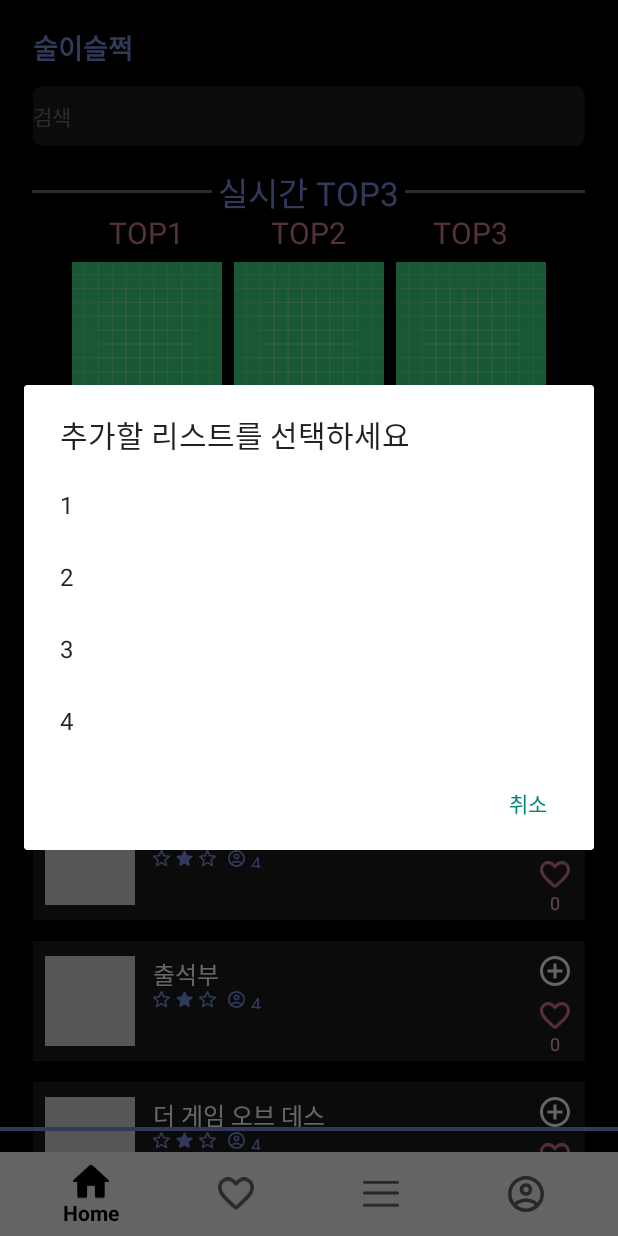
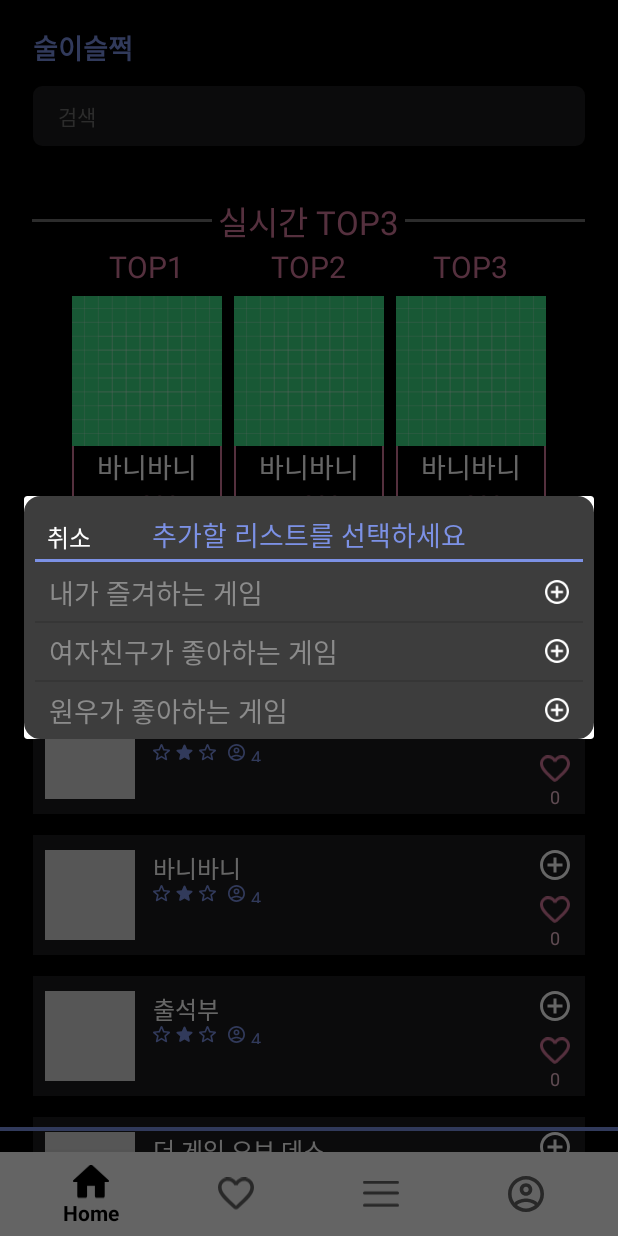
Before and after one commit to oh-gamja/Konkuk_Hackathon_Orchestra, an Android app: the fragment HomeFragment placed in its activity, after a tap on an icon or button, on a phone screen of 412 x 824 dp. Run offline under Robolectric (Android 15) with nearby library versions, the phone set to English and light mode, and no system bars; libraries missing offline, so code that uses them is left out: com.kakao.sdk.

Commit message:
08-15 04:02 홈화면 배치 90% 완료. 필터 선택 후 선택한 필터가 보일 영역 확보 및 좋아요 누를 시 텍스트 색 변경, dialog 재사용 가능케 구현 필요.

```diff
--- /dev/null
+++ b/frontend/app/src/main/java/com/example/ohgamja_frontend/ui/CustomToast.kt
@@ -0,0 +1,19 @@
+package com.example.ohgamja_frontend.ui
+
+import android.content.Context
+import android.view.LayoutInflater
+import android.widget.TextView
+import android.widget.Toast
+import com.example.ohgamja_frontend.R
+
+class CustomToast(context: Context, message: String) : Toast(context) {
+
+    init {
+        val view = LayoutInflater.from(context).inflate(R.layout.layout_toast, null)
+        view.findViewById<TextView>(R.id.text_toast).apply {
+            text = message
+        }
+        setView(view)
+        duration = Toast.LENGTH_SHORT
+    }
+}
--- /dev/null
+++ b/frontend/app/src/main/java/com/example/ohgamja_frontend/ui/ListviewAdapter.kt
@@ -0,0 +1,34 @@
+package com.example.ohgamja_frontend.ui
+
+import android.view.LayoutInflater
+import android.view.View
+import android.view.ViewGroup
+import android.widget.BaseAdapter
+import android.widget.TextView
+import com.example.ohgamja_frontend.R
+
+class ListviewAdapter(val List : MutableList<String>) : BaseAdapter() {
+    override fun getCount(): Int {
+        return List.size
+    }
+
+    override fun getItem(p0: Int): Any {
+        return List[p0]
+    }
+
+    override fun getItemId(p0: Int): Long {
+        return p0.toLong()
+    }
+
+    override fun getView(p0: Int, p1: View?, p2: ViewGroup?): View {
+        var convertView = p1
+        if(convertView == null){
+            convertView = LayoutInflater.from(p2?.context).inflate(R.layout.listview_item,p2,false)
+        }
+
+        var title = convertView!!.findViewById<TextView>(R.id.title)
+        title.text = List[p0]
+
+        return convertView!!
+    }
+}
--- a/frontend/app/src/main/java/com/example/ohgamja_frontend/ui/RVAdapter.kt
+++ b/frontend/app/src/main/java/com/example/ohgamja_frontend/ui/RVAdapter.kt
@@ -14,14 +14,24 @@ import androidx.recyclerview.widget.RecyclerView
 import com.example.ohgamja_frontend.R
 import org.w3c.dom.Text
 
-class RVAdapter(val fragment: Fragment, val context: Context, val items : MutableList<RecyclerviewModel>) : RecyclerView.Adapter<RVAdapter.ViewHolder>() {
+class RVAdapter(val fragment: Fragment, val context: Context, val items : MutableList<RecyclerviewModel>, var mBulider : AlertDialog.Builder, var listvw : View) : RecyclerView.Adapter<RVAdapter.ViewHolder>() {
     override fun onCreateViewHolder(parent: ViewGroup, viewType: Int): RVAdapter.ViewHolder {
         val view = LayoutInflater.from(parent.context).inflate(R.layout.rv_item,parent,false)
 
         return ViewHolder(view)
     }
+    interface ItemClick {
+        fun onClick(view : View, position: Int)
+    }
+    var itemClick : ItemClick? = null
 
     override fun onBindViewHolder(holder: RVAdapter.ViewHolder, position: Int) {
+        if(itemClick != null){
+            holder.itemView.setOnClickListener { v->
+                itemClick?.onClick(v,position)
+            }
+
+        }
         holder.bindItems(items[position])
     }
 
@@ -35,47 +45,21 @@ class RVAdapter(val fragment: Fragment, val context: Context, val items : Mutabl
             val rv_like = itemView.findViewById<ImageView>(R.id.likeBtn)
             val rv_list = itemView.findViewById<ImageView>(R.id.listBtn)
 
-
-
             var likeChance = false
 
-            var anyArray = arrayOf<String>("1","2","3","4")
-
-            var mDialogView = LayoutInflater.from(context).inflate(R.layout.dialog,null)
-            var mBuilder = AlertDialog.Builder(context)
-                .setView(mDialogView)
-                .setNegativeButton("취소", object : DialogInterface.OnClickListener {
-                    override fun onClick(dialog: DialogInterface, which: Int) {
-
-                    }
-                })
-                .setTitle("추가할 리스트를 선택하세요")
-                .setItems(anyArray){
-                        p0,p1 ->
-                    Toast.makeText(context,"gd",Toast.LENGTH_LONG).show()
-                }
-
-
-            if(mDialogView != null) {
-                mDialogView = null
+            rv_list.setOnClickListener {
+                mBulider.show()
             }
-            mBuilder.setView(mDialogView)
-
-
-            rv_list.setOnClickListener {
-                val mAlertDialog = mBuilder.show()
-            }
-
-
 
 
             rv_like.setOnClickListener {
                 if(likeChance == false){
-                    rv_like.setImageResource(R.drawable.ic_star_filled)
+                    rv_like.setImageResource(R.drawable.ic_like_heart_filled)
                     likeChance = true
+                    showToastMessage()
                 }
                 else if(likeChance == true){
-                    rv_like.setImageResource(R.drawable.ic_star_empty)
+                    rv_like.setImageResource(R.drawable.ic_like_heart_empty)
                     likeChance = false
                 }
             }
@@ -83,4 +67,8 @@ class RVAdapter(val fragment: Fragment, val context: Context, val items : Mutabl
             rv_title.text = item.itemTitle
         }
     }
+    private fun showToastMessage() {
+        CustomToast(context, "좋아요 목록에 추가되었습니다").show()
+    }
+
 }
--- a/frontend/app/src/main/java/com/example/ohgamja_frontend/ui/home/HomeFragment.kt
+++ b/frontend/app/src/main/java/com/example/ohgamja_frontend/ui/home/HomeFragment.kt
@@ -1,16 +1,21 @@
 package com.example.ohgamja_frontend.ui.home
 
+import android.app.AlertDialog
 import android.os.Bundle
 import android.view.LayoutInflater
 import android.view.View
 import android.view.ViewGroup
+import android.widget.ListView
 import android.widget.TextView
+import android.widget.Toast
 import androidx.fragment.app.Fragment
 import androidx.lifecycle.ViewModelProvider
 import androidx.recyclerview.widget.LinearLayoutManager
 import androidx.recyclerview.widget.RecyclerView
 import com.example.ohgamja_frontend.MainActivity
+import com.example.ohgamja_frontend.R
 import com.example.ohgamja_frontend.databinding.FragmentHomeBinding
+import com.example.ohgamja_frontend.ui.ListviewAdapter
 import com.example.ohgamja_frontend.ui.RVAdapter
 import com.example.ohgamja_frontend.ui.RecyclerviewModel
 
@@ -24,6 +29,24 @@ class HomeFragment : Fragment() {
         binding = FragmentHomeBinding.inflate(inflater, container, false)
 
         var items = mutableListOf<RecyclerviewModel>()
+
+        var listvw = LayoutInflater.from(requireContext()).inflate(R.layout.dialog,null)
+
+
+        val list_item = mutableListOf<String>()
+
+        list_item.add("내가 즐겨하는 게임")
+        list_item.add("여자친구가 좋아하는 게임")
+        list_item.add("원우가 좋아하는 게임")
+
+        val listAdapter = ListviewAdapter(list_item)
+
+        val listview = listvw.findViewById<ListView>(R.id.mainListView)
+
+        listview.adapter = listAdapter
+
+        val mBuilder = AlertDialog.Builder(requireContext())
+            .setView(listvw)
 
         items.add(
             RecyclerviewModel(
@@ -60,14 +83,24 @@ class HomeFragment : Fragment() {
                 "도박",
                 "8")
         )
-        //1231232131
         val rv = binding.rv
-        val rvAdapter = RVAdapter(this,requireContext(),items)
+        val rvAdapter = RVAdapter(this,requireContext(),items, mBuilder,listvw)
         val mainActivity = activity as MainActivity
 
         rv.adapter = rvAdapter
         rv.layoutManager = LinearLayoutManager(activity)
 
+        rvAdapter.itemClick = object : RVAdapter.ItemClick{
+            override fun onClick(view: View, position: Int) {
+
+            }
+            private fun check(){
+                if(listvw != null){
+                    listvw = null
+                }
+            }
+        }
+
         return binding.root
     }
 
--- a/frontend/app/src/main/java/com/example/ohgamja_frontend/ui/mypage/MypageFragment.kt
+++ b/frontend/app/src/main/java/com/example/ohgamja_frontend/ui/mypage/MypageFragment.kt
@@ -24,9 +24,12 @@ class MypageFragment : Fragment() {
     ): View {
         binding = FragmentMypageBinding.inflate(inflater, container, false)
 
+
+
         return binding.root
     }
 
+    /*
     private fun addKakaoLogin() {
         val callback: (OAuthToken?, Throwable?) -> Unit = { token, error ->
             if (error != null) {
@@ -61,5 +64,7 @@ class MypageFragment : Fragment() {
             UserApiClient.instance.loginWithKakaoAccount(requireContext(), callback = callback)
         }
     }
+    */
+
 
 }
--- /dev/null
+++ b/frontend/app/src/main/res/drawable/radius1.xml
@@ -0,0 +1,12 @@
+<?xml version="1.0" encoding="utf-8"?>
+<shape xmlns:android="http://schemas.android.com/apk/res/android"
+    android:shape="rectangle" android:padding = "10dp">
+    <solid android:color="@color/gray500"></solid>
+    <corners
+        android:bottomRightRadius="10dp"
+        android:bottomLeftRadius="10dp"
+        android:topLeftRadius="10dp"
+        android:topRightRadius="10dp"></corners>
+    <stroke android:width="1dp"
+        android:color="@color/gray500"></stroke>
+</shape>
--- /dev/null
+++ b/frontend/app/src/main/res/drawable/radius4.xml
@@ -0,0 +1,12 @@
+<?xml version="1.0" encoding="utf-8"?>
+<shape xmlns:android="http://schemas.android.com/apk/res/android"
+    android:shape="rectangle" android:padding = "10dp">
+    <solid android:color="@color/gray700"></solid>
+    <corners
+        android:bottomRightRadius="10dp"
+        android:bottomLeftRadius="10dp"
+        android:topLeftRadius="10dp"
+        android:topRightRadius="10dp"></corners>
+    <stroke android:width="2dp"
+        android:color="@color/gray700"></stroke>
+</shape>
--- a/frontend/app/src/main/res/layout/dialog.xml
+++ b/frontend/app/src/main/res/layout/dialog.xml
@@ -2,17 +2,58 @@
 <androidx.constraintlayout.widget.ConstraintLayout xmlns:android="http://schemas.android.com/apk/res/android"
     xmlns:app="http://schemas.android.com/apk/res-auto"
     android:layout_width="match_parent"
-    android:layout_height="match_parent">
+    android:layout_height="match_parent"
+    android:orientation="vertical"
+    android:background="@drawable/radius4">
 
-    <TextView
-        android:layout_width="wrap_content"
-        android:layout_height="wrap_content"
-        android:text="ㅁㅇㅇㅁㅇㅁㄴㅇ"
-        android:textColor="@color/white"
-        app:layout_constraintBottom_toBottomOf="parent"
+        <TextView
+            android:id="@+id/textView2"
+            android:layout_width="wrap_content"
+            android:layout_height="wrap_content"
+            android:text="취소"
+            android:textColor="@color/white"
+            android:textSize="16dp"
+            android:layout_marginTop="15dp"
+            android:layout_marginLeft="15dp"
+            app:layout_constraintStart_toStartOf="parent"
+            app:layout_constraintTop_toTopOf="parent"></TextView>
+
+        <TextView
+            android:layout_width="wrap_content"
+            android:layout_height="wrap_content"
+            android:text="추가할 리스트를 선택하세요"
+            android:textSize="18dp"
+            android:layout_marginTop="12dp"
+            android:textColor="@color/lavender_main"
+            app:layout_constraintEnd_toEndOf="parent"
+            app:layout_constraintStart_toStartOf="parent"
+            app:layout_constraintTop_toTopOf="parent"></TextView>
+
+
+
+    <View
+        android:layout_width="match_parent"
+        android:layout_height="2dp"
+        android:layout_marginTop="42dp"
+        android:layout_marginLeft="7dp"
+        android:layout_marginRight="7dp"
+        android:background="@color/lavender_main"
         app:layout_constraintEnd_toEndOf="parent"
         app:layout_constraintStart_toStartOf="parent"
-        app:layout_constraintTop_toTopOf="parent"></TextView>
+        app:layout_constraintTop_toTopOf="parent">
+    </View>
+
+    <ListView
+        android:id="@+id/mainListView"
+        android:layout_marginLeft="7dp"
+        android:layout_marginRight="7dp"
+        android:layout_width="match_parent"
+        android:layout_height="wrap_content"
+        android:layout_marginTop="45dp"
+        app:layout_constraintEnd_toEndOf="parent"
+        app:layout_constraintStart_toStartOf="parent"
+        app:layout_constraintTop_toTopOf="parent">
+    </ListView>
 
 
 </androidx.constraintlayout.widget.ConstraintLayout>
--- a/frontend/app/src/main/res/layout/fragment_home.xml
+++ b/frontend/app/src/main/res/layout/fragment_home.xml
@@ -29,79 +29,88 @@
         android:layout_marginRight="22dp"
         android:background="@drawable/radius3"
         android:gravity="center_vertical"
-        android:text="검색"
+        android:text="     검색"
         android:textColor="#6F6F6F"
         app:layout_constraintTop_toTopOf="parent"
         tools:layout_editor_absoluteX="20dp"></TextView>
 
+
+    <LinearLayout
+        android:layout_width="match_parent"
+        android:layout_height="wrap_content"
+        android:gravity="center"
+        android:orientation="vertical"
+        android:layout_marginTop="111dp"
+        app:layout_constraintEnd_toEndOf="parent"
+        app:layout_constraintStart_toStartOf="parent"
+        app:layout_constraintTop_toTopOf="parent">
+
         <LinearLayout
             android:layout_width="wrap_content"
             android:layout_height="wrap_content"
-        android:layout_marginLeft="24dp"
-        android:layout_marginTop="110dp"
             app:layout_constraintStart_toStartOf="parent"
             app:layout_constraintTop_toTopOf="parent"
-        tools:ignore="Orientation">
+            android:orientation="horizontal">
 
 
             <TextView
                 android:id="@+id/check1Filter"
-            android:layout_width="wrap_content"
-            android:layout_height="20dp"
-            android:text=""></TextView>
+                android:layout_width="match_parent"
+                android:layout_height="wrap_content"
+                android:textColor="@color/white"></TextView>
 
             <TextView
                 android:id="@+id/check2Filter"
                 android:layout_width="wrap_content"
-            android:layout_height="20dp"
+                android:layout_height="wrap_content"
                 android:text=""></TextView>
 
             <TextView
                 android:id="@+id/check3Filter"
                 android:layout_width="wrap_content"
-            android:layout_height="20dp"
+                android:layout_height="wrap_content"
                 android:text=""></TextView>
 
             <TextView
                 android:id="@+id/check4Filter"
                 android:layout_width="wrap_content"
-            android:layout_height="20dp"
+                android:layout_height="wrap_content"
                 android:text=""></TextView>
 
             <TextView
                 android:id="@+id/threeToFiveFilter"
                 android:layout_width="wrap_content"
-            android:layout_height="20dp"
+                android:layout_height="wrap_content"
                 android:text=""></TextView>
 
             <TextView
                 android:id="@+id/sixToEightFilter"
                 android:layout_width="wrap_content"
-            android:layout_height="20dp"
+                android:layout_height="wrap_content"
                 android:text=""></TextView>
 
             <TextView
                 android:id="@+id/nineToFilter"
                 android:layout_width="wrap_content"
-            android:layout_height="20dp"
+                android:layout_height="wrap_content"
                 android:text=""></TextView>
 
             <TextView
                 android:id="@+id/easyFilter"
                 android:layout_width="wrap_content"
-            android:layout_height="20dp"
+                android:layout_height="wrap_content"
                 android:text=""></TextView>
 
             <TextView
                 android:id="@+id/mediumFilter"
                 android:layout_width="wrap_content"
-            android:layout_height="20dp"
+                android:layout_height="wrap_content"
                 android:text=""></TextView>
 
             <TextView
                 android:id="@+id/difficultFilter"
-            android:layout_width="wrap_content"
-            android:layout_height="20dp"
+                android:layout_width="match_parent"
+                android:layout_height="wrap_content"
                 android:text=""></TextView>
 
         </LinearLayout>
@@ -109,7 +118,6 @@
         <LinearLayout
             android:layout_width="match_parent"
             android:layout_height="wrap_content"
-        android:layout_marginTop="111dp"
             android:gravity="center"
             app:layout_constraintStart_toStartOf="parent"
             app:layout_constraintTop_toTopOf="parent">
@@ -127,7 +135,7 @@
                 android:layout_marginLeft="4dp"
                 android:layout_marginRight="4dp"
                 android:text="실시간 TOP3"
-            android:textColor="@color/lavender_main"
+                android:textColor="@color/pink_sub2"
                 android:textSize="22dp"></TextView>
 
             <View
@@ -140,10 +148,10 @@
         <LinearLayout
             android:layout_width="match_parent"
             android:layout_height="wrap_content"
-        android:layout_marginTop="141dp"
             android:gravity="center"
             app:layout_constraintStart_toStartOf="parent"
-        app:layout_constraintTop_toTopOf="parent">
+            app:layout_constraintTop_toTopOf="parent"
+            android:layout_marginBottom="10dp">
 
             <LinearLayout
                 android:layout_width="wrap_content"
@@ -328,9 +336,9 @@
             android:layout_width="match_parent"
             android:layout_height="2dp"
             android:layout_marginLeft="20dp"
-        android:layout_marginTop="330dp"
             android:layout_marginRight="20dp"
             android:background="@color/gray500"
+            android:layout_marginBottom="10dp"
             app:layout_constraintStart_toStartOf="parent"
             app:layout_constraintTop_toTopOf="parent"></View>
 
@@ -340,12 +348,12 @@
             android:layout_width="match_parent"
             android:layout_height="wrap_content"
             android:layout_marginLeft="22dp"
-        android:layout_marginTop="345dp"
             android:layout_marginRight="22dp"
             android:layout_marginBottom="100dp"
             app:layout_constraintEnd_toEndOf="parent"
             app:layout_constraintStart_toStartOf="parent"
             app:layout_constraintTop_toTopOf="parent" />
+    </LinearLayout>
 
     <View
         android:layout_width="match_parent"
--- a/frontend/app/src/main/res/layout/fragment_mypage.xml
+++ b/frontend/app/src/main/res/layout/fragment_mypage.xml
@@ -6,4 +6,6 @@
     android:layout_height="match_parent">
 
 
+
+
 </androidx.constraintlayout.widget.ConstraintLayout>
--- /dev/null
+++ b/frontend/app/src/main/res/layout/layout_toast.xml
@@ -0,0 +1,18 @@
+<?xml version="1.0" encoding="utf-8"?>
+<androidx.appcompat.widget.LinearLayoutCompat xmlns:android="http://schemas.android.com/apk/res/android"
+    android:layout_width="match_parent"
+    android:layout_height="match_parent">
+    <TextView xmlns:android="http://schemas.android.com/apk/res/android"
+        xmlns:tools="http://schemas.android.com/tools"
+        android:id="@+id/text_toast"
+        android:layout_width="wrap_content"
+        android:layout_height="wrap_content"
+        android:background="@drawable/radius1"
+        android:layout_gravity="center"
+        android:paddingHorizontal="20dp"
+        android:paddingVertical="10dp"
+        android:textColor="@color/white"
+        android:textSize="16dp"
+        android:text="커스텀 토스트 메세지가 들어갈 자리입니다." />
+
+</androidx.appcompat.widget.LinearLayoutCompat>
--- /dev/null
+++ b/frontend/app/src/main/res/layout/listview_item.xml
@@ -0,0 +1,38 @@
+<?xml version="1.0" encoding="utf-8"?>
+<androidx.constraintlayout.widget.ConstraintLayout xmlns:android="http://schemas.android.com/apk/res/android"
+    xmlns:app="http://schemas.android.com/apk/res-auto"
+    android:layout_width="match_parent"
+    android:layout_height="38dp">
+
+    <LinearLayout
+        android:layout_width="match_parent"
+        android:layout_height="38dp"
+        android:layout_marginBottom="10dp"
+        android:gravity="center_vertical"
+        app:layout_constraintStart_toStartOf="parent"
+        app:layout_constraintTop_toTopOf="parent">
+        <TextView
+            android:id="@+id/title"
+            android:layout_width="wrap_content"
+            android:layout_height="wrap_content"
+            android:layout_marginLeft="9dp"
+            android:text="내가 저장한 게임리스트1"
+            android:textColor="@color/gray400"
+            android:textSize="18dp"
+            app:layout_constraintStart_toStartOf="parent"
+            app:layout_constraintTop_toTopOf="parent"></TextView>
+
+        <androidx.constraintlayout.widget.ConstraintLayout
+            android:layout_width="match_parent"
+            android:layout_height="wrap_content">
+            <ImageView
+                android:layout_width="16dp"
+                android:layout_height="16dp"
+                android:layout_marginRight="9dp"
+                app:layout_constraintEnd_toEndOf="parent"
+                app:srcCompat="@drawable/ic_playlist_add"
+                app:layout_constraintTop_toTopOf="parent"/>
+        </androidx.constraintlayout.widget.ConstraintLayout>
+    </LinearLayout>
+
+</androidx.constraintlayout.widget.ConstraintLayout>
```
Lines whose indentation alone changed are shown as unchanged.
